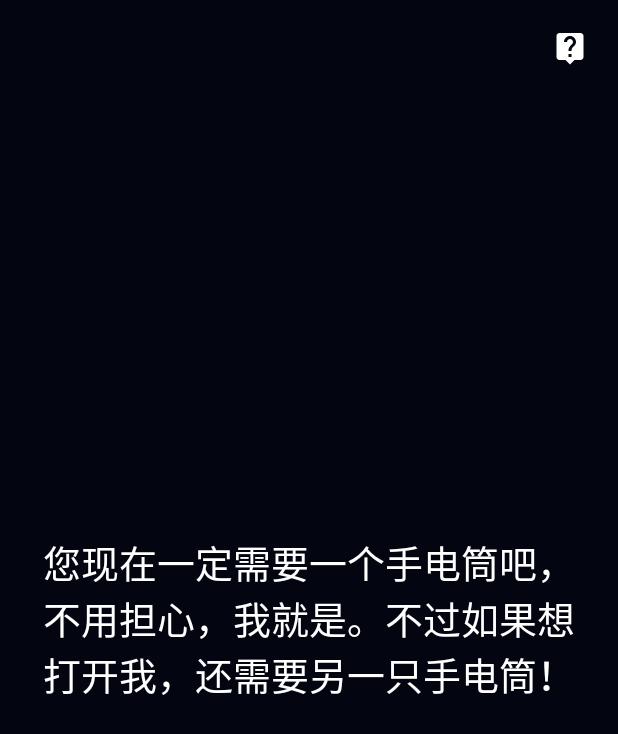
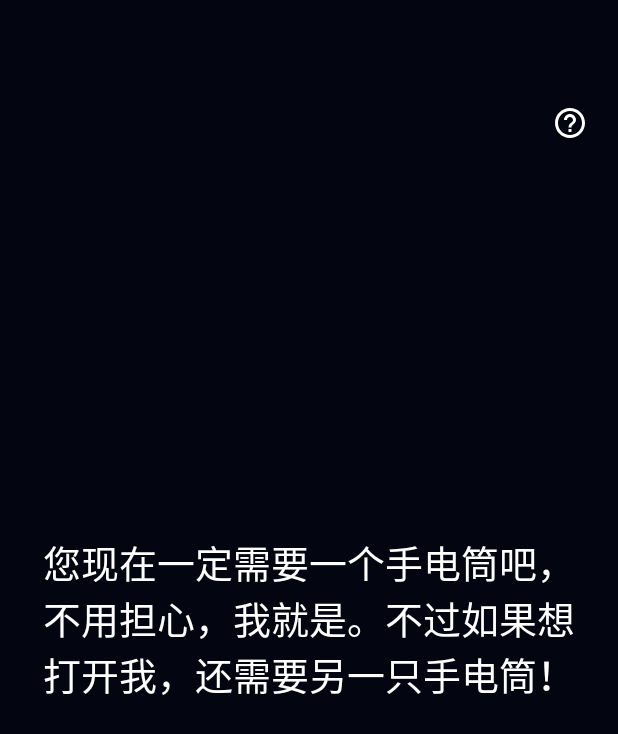
Before and after one commit to YHaoNan/FutureFlash, an Android app: the MainActivity screen opened directly, with no data from a screen before it, on a phone screen of 412 x 824 dp. Shown: the top 734 px of the screen. Run offline under Robolectric (Android 15) with nearby library versions, the phone set to English and light mode, and no system bars.

Commit message:
first commit

```diff
--- /dev/null
+++ b/app/src/main/res/drawable/ic_help_outline.xml
@@ -0,0 +1,9 @@
+<vector xmlns:android="http://schemas.android.com/apk/res/android"
+        android:width="24dp"
+        android:height="24dp"
+        android:viewportWidth="24.0"
+        android:viewportHeight="24.0">
+    <path
+        android:fillColor="#fff"
+        android:pathData="M11,18h2v-2h-2v2zM12,2C6.48,2 2,6.48 2,12s4.48,10 10,10 10,-4.48 10,-10S17.52,2 12,2zM12,20c-4.41,0 -8,-3.59 -8,-8s3.59,-8 8,-8 8,3.59 8,8 -3.59,8 -8,8zM12,6c-2.21,0 -4,1.79 -4,4h2c0,-1.1 0.9,-2 2,-2s2,0.9 2,2c0,2 -3,1.75 -3,5h2c0,-2.25 3,-2.5 3,-5 0,-2.21 -1.79,-4 -4,-4z"/>
+</vector>
--- a/app/src/main/res/layout/activity_main.xml
+++ b/app/src/main/res/layout/activity_main.xml
@@ -10,9 +10,10 @@
     tools:context=".MainActivity">
 
     <ImageButton
+        android:layout_marginTop="50dp"
         android:id="@+id/am_about"
         android:layout_alignParentRight="true"
-        android:src="@drawable/ic_live_help"
+        android:src="@drawable/ic_help_outline"
         android:background="@android:color/transparent"
         android:layout_width="wrap_content"
         android:layout_height="wrap_content" />
```
